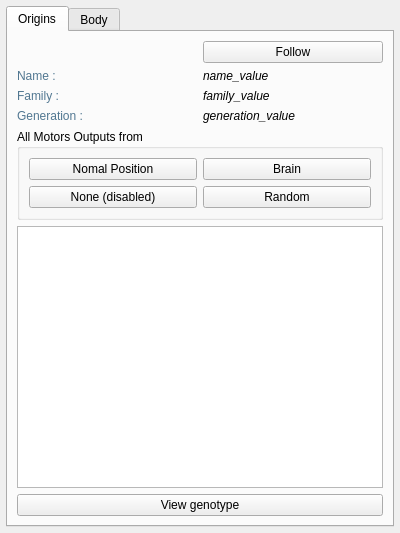
Qt form src/genelab/core/ui/widgets/entities/entitypropertiescontroller.ui (GeneCraft/GeneCraft-Project) before a commit.
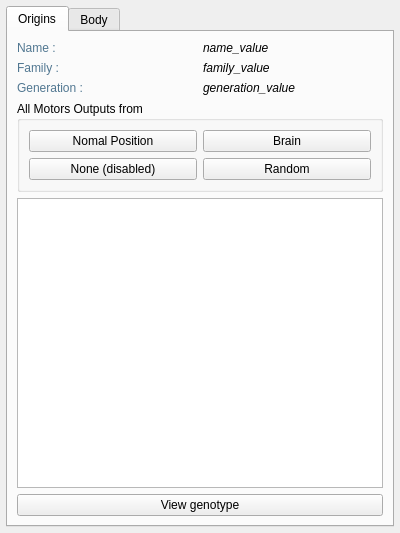
The same form after that commit. Icons and pictures are not drawn.

What changed in the file:
```diff
--- a/src/genelab/core/ui/widgets/entities/entitypropertiescontroller.ui
+++ b/src/genelab/core/ui/widgets/entities/entitypropertiescontroller.ui
@@ -40,7 +40,7 @@
        <string>Origins</string>
       </attribute>
       <layout class="QGridLayout" name="gridLayout">
-       <item row="1" column="0">
+       <item row="0" column="0">
         <widget class="QLabel" name="label_2">
          <property name="font">
           <font>
@@ -56,7 +56,7 @@
          </property>
         </widget>
        </item>
-       <item row="1" column="1">
+       <item row="0" column="1">
         <widget class="QLabel" name="lName">
          <property name="font">
           <font>
@@ -70,7 +70,7 @@
          </property>
         </widget>
        </item>
-       <item row="2" column="0">
+       <item row="1" column="0">
         <widget class="QLabel" name="label_3">
          <property name="font">
           <font>
@@ -86,7 +86,7 @@
          </property>
         </widget>
        </item>
-       <item row="2" column="1">
+       <item row="1" column="1">
         <widget class="QLabel" name="lFamily">
          <property name="font">
           <font>
@@ -100,7 +100,7 @@
          </property>
         </widget>
        </item>
-       <item row="3" column="0">
+       <item row="2" column="0">
         <widget class="QLabel" name="label_8">
          <property name="font">
           <font>
@@ -116,7 +116,7 @@
          </property>
         </widget>
        </item>
-       <item row="3" column="1">
+       <item row="2" column="1">
         <widget class="QLabel" name="lGeneration">
          <property name="font">
           <font>
@@ -130,7 +130,7 @@
          </property>
         </widget>
        </item>
-       <item row="4" column="0" colspan="2">
+       <item row="3" column="0" colspan="2">
         <widget class="QGroupBox" name="groupBox_4">
          <property name="sizePolicy">
           <sizepolicy hsizetype="Preferred" vsizetype="Fixed">
@@ -204,7 +204,7 @@
          </layout>
         </widget>
        </item>
-       <item row="6" column="0" colspan="2">
+       <item row="5" column="0" colspan="2">
         <widget class="QPlainTextEdit" name="pteGenotype">
          <property name="readOnly">
           <bool>true</bool>
@@ -218,17 +218,6 @@
          </property>
         </widget>
        </item>
-       <item row="0" column="1">
-        <widget class="QPushButton" name="pbFollow">
-         <property name="text">
-          <string>Follow</string>
-         </property>
-         <property name="icon">
-          <iconset resource="../../../ressources/ressources.qrc">
-           <normaloff>:/img/icons/camera</normaloff>:/img/icons/camera</iconset>
-         </property>
-        </widget>
-       </item>
       </layout>
      </widget>
      <widget class="QWidget" name="tab">
```
Left out of the diff: 2 changed lines with no effect on the pictures.
